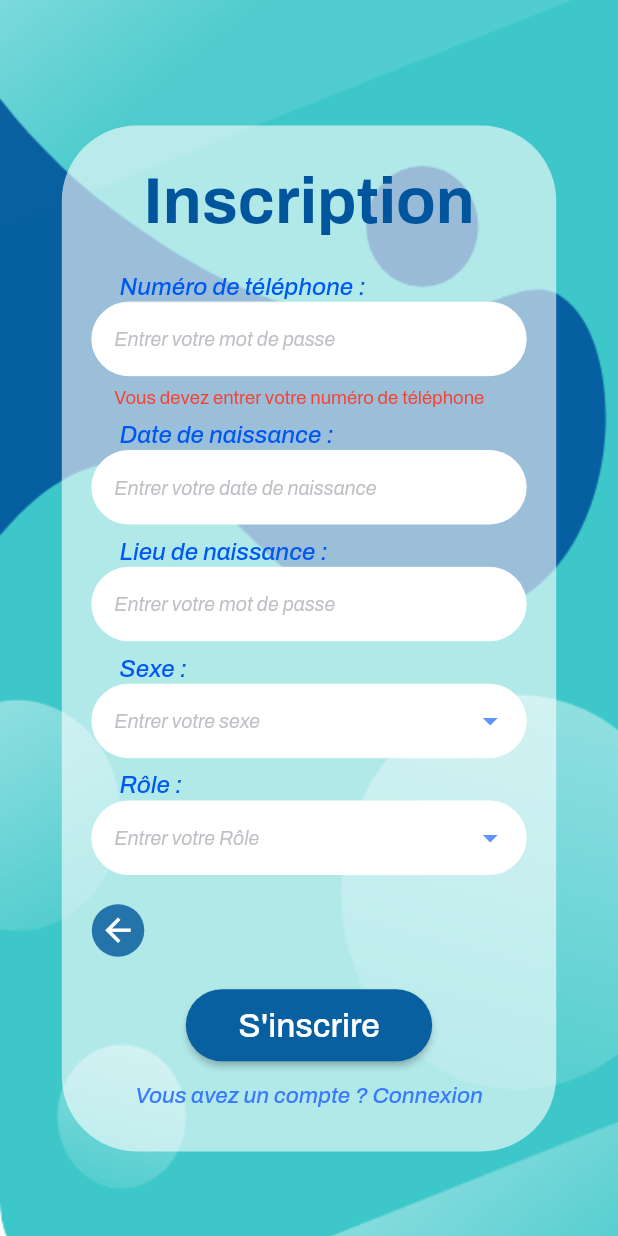
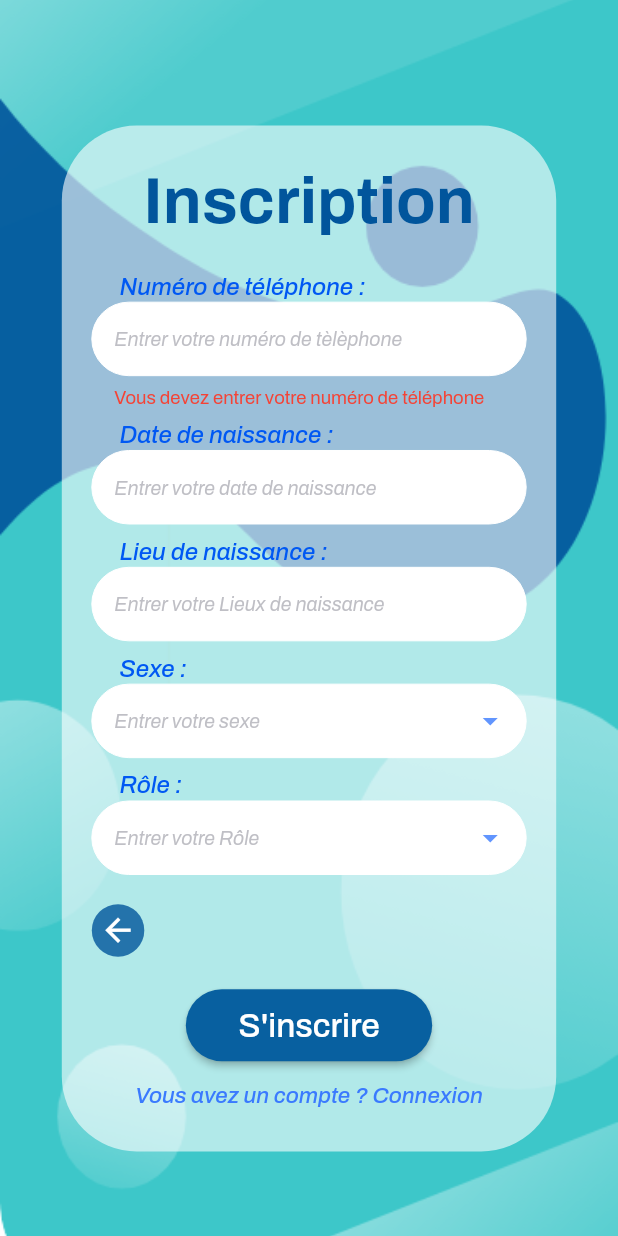
Before and after one commit to fouadesi/hygieia, a Flutter app: the SignUp2 screen opened directly with empty values, after a tap on "S'inscrire", on a phone screen of 412 x 824 dp. Run offline on Flutter 3.47's test engine with Material 2 defaults, Android fonts, the phone set to English and light mode, and no system bars; our stand-ins replace after_layout, flutter_datetime_picker, flutter_svg, google_fonts, shared_preferences; missing offline and left inert: keyboard_visibility; accounts and stored records are empty.

Commit message:
add errors text and solve some errors

```diff
--- a/lib/users/model/patient.dart
+++ b/lib/users/model/patient.dart
@@ -7,8 +7,7 @@ class Patient {
   String birthday ;
   String sexe ;
   String role ;
-  String promotion  ;
-  String birthplace ;
+  String birthplace;
   Patient({
     this.name,
     this.lastname,
@@ -16,7 +15,6 @@ class Patient {
     this.password,
     this.phonenumber,
     this.role,
-    this.promotion,
     this.sexe,
     this.birthday,
     this.birthplace,
@@ -26,12 +24,12 @@ class Patient {
       "name" : this.name,
       "lastname" :this.lastname ,
       "role":this.role ,
-      "promotion":this.promotion ,
       "sexe":this.sexe ,
       "birthday":this.birthday ,
       "phonenumber":this.phonenumber,
       "password": this.password ,
-      "email":this.email
+      "email":this.email,
+      "birthplace":this.birthplace,
 
     };
 
--- a/lib/users/view/auth/component/signup2.form.widget.dart
+++ b/lib/users/view/auth/component/signup2.form.widget.dart
@@ -226,17 +226,16 @@ class _Signup2FormState extends State<Signup2Form> {
                               if(date_controlleur.text.isEmpty) {
                                 return null;
                               }
-                              if (value.length > 4) {
+                              if (value.length >= 4) {
                                 print(value);
                                 return null;
                               } else {
                                 return "Vous devez entrer votre lieux de naissance";
                               }
-
                             },
                             maxLength: 10,
                             keyboardType: TextInputType.streetAddress,
-                            controller: num_controlleur,
+                            controller: birth_place_controlleur ,
                             buildCounter: (BuildContext context, { int currentLength, int maxLength, bool isFocused }) => null,
                             onChanged: (value) {
 
@@ -468,6 +467,7 @@ class _Signup2FormState extends State<Signup2Form> {
                           fontSize: 18*height * 0.0015
                       ),),
                       onPressed: ()  async  {
+                        print(_formKey.currentState.validate());
                         if(_formKey.currentState.validate()) {
                             Patient patient  = new Patient(
                             name: widget.patient.name,
@@ -482,15 +482,33 @@ class _Signup2FormState extends State<Signup2Form> {
                           );
                    dynamic result =  await  CreateAccount().createAccount_f(patient);
 
-                   print(result.body);
+
                 if(result.statusCode == 404) {
                      print("Ce compte existe déja");
-                     final snackBar = SnackBar(content: Text('Ce Compte existe dèja'));
+                     final snackBar = SnackBar(content: Text('Ce Compte existe dèja'),duration:
+                     Duration(
+                       seconds: 3
+                     ),);
                      ScaffoldMessenger.of(context).showSnackBar(snackBar);
-                             }
-                          print("done");
-                        }else {
-                          print("mazal");
+                } else {
+                  var snackBar = SnackBar(content: Text('Votre compte a été activé avec succès'),duration:
+                  Duration(
+                      seconds: 4
+                  ),);
+                  ScaffoldMessenger.of(context).showSnackBar(snackBar);
+                snackBar = SnackBar(content: Text('Un mail de confirmation vous a été envoyé'),duration:
+                  Duration(
+                      seconds: 4
+                  ),);
+                  ScaffoldMessenger.of(context).showSnackBar(snackBar);
+                 snackBar = SnackBar(content: Text('Confirmer votre compte et accéder a hygieia'),duration:
+                  Duration(
+                      seconds: 4
+                  ),);
+                  ScaffoldMessenger.of(context).showSnackBar(snackBar);
+              }
+                 }  else {
+                          print("Formulaire non valide");
                         }
                       },color: Color.fromRGBO(8, 96, 160, 1),),
                     SizedBox(
--- a/lib/users/view/auth/component/textfield.component.dart
+++ b/lib/users/view/auth/component/textfield.component.dart
@@ -9,7 +9,7 @@ InputDecoration decoration(String hintText, double height ) {
 
     ),
     hintStyle: GoogleFonts.archivo(color: Color.fromRGBO(148, 148, 158, 0.6,),fontSize: 13,fontStyle: FontStyle.italic),
-    hintText: "Entrer votre mot de passe",
+    hintText: hintText,
     contentPadding: new EdgeInsets.symmetric(vertical: 15.0, horizontal: 15.0),
     fillColor: Colors.white,
     filled: true,
```
Also changed, not shown: lib/main.dart (+0 -8 lines).
